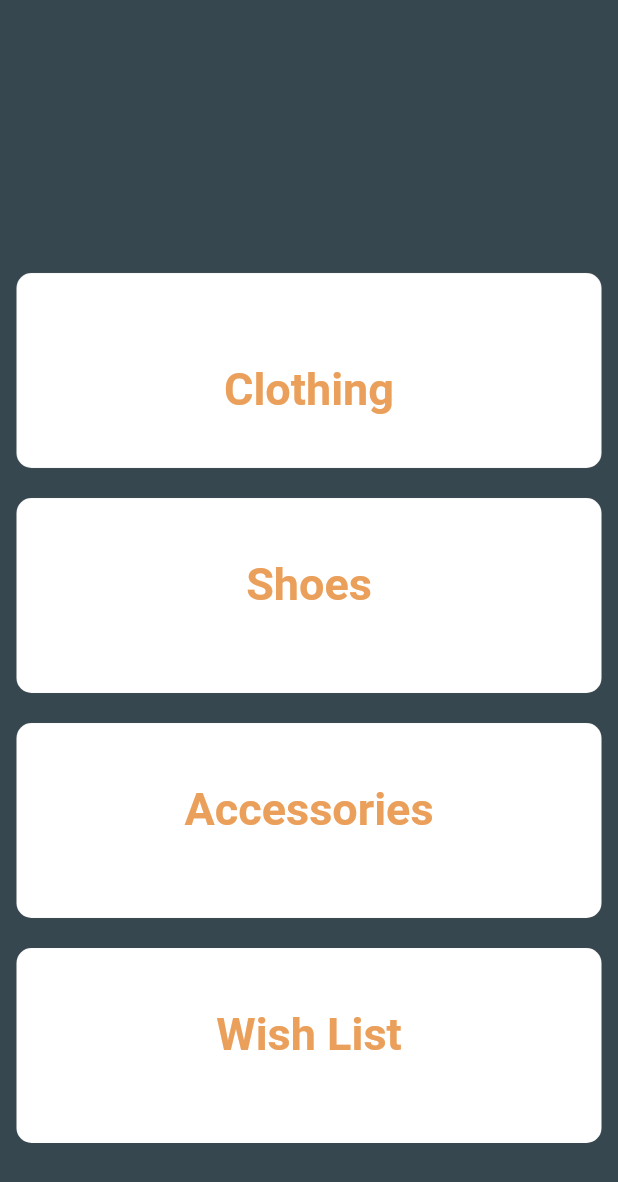
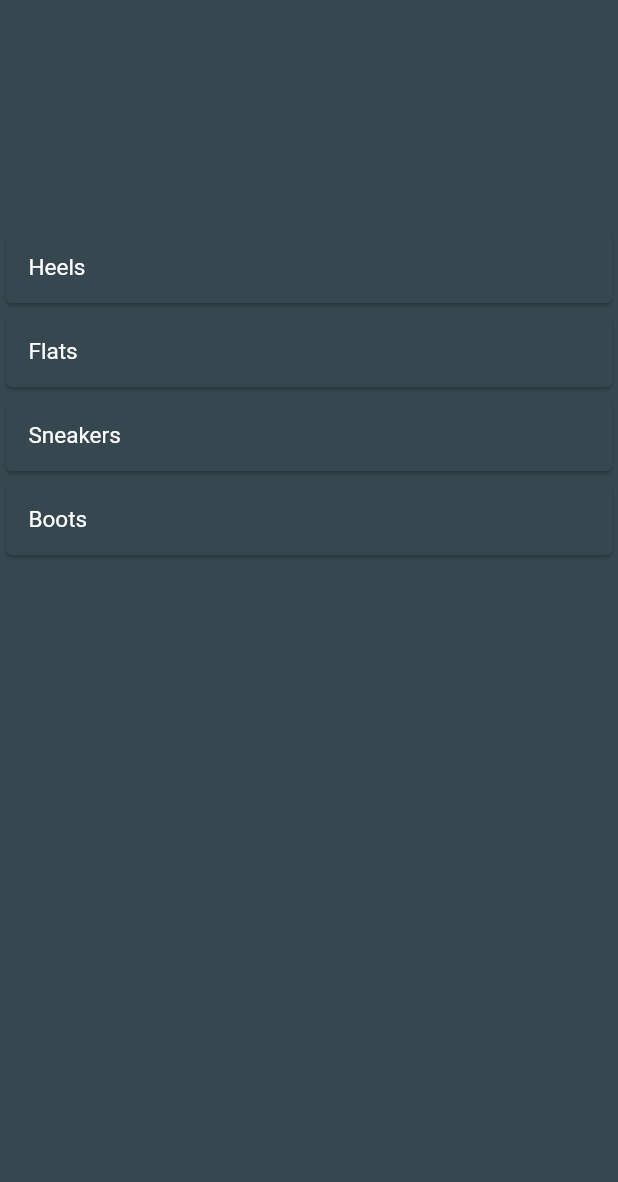
Before and after one commit to RujH/ClosetTracker, a Flutter app: the Closet screen opened directly, after a tap on "Shoes", on a phone screen of 412 x 824 dp. Shown: the top 1182 px of the screen. Run offline on Flutter 3.47's test engine with Material 2 defaults, Android fonts, the phone set to English and light mode, and no system bars; our stand-ins replace cloud_firestore, curved_navigation_bar, firebase_auth, flutter_spinkit, material_design_icons_flutter; missing offline and left inert: foldable_sidebar; accounts and stored records are empty.

Commit message:
finished Shoes button

```diff
--- a/lib/screens/pages/Closet/Shoes/Shoes.dart
+++ b/lib/screens/pages/Closet/Shoes/Shoes.dart
@@ -0,0 +1,64 @@
+import 'package:flutter/material.dart';
+
+
+
+
+class Shoes extends StatefulWidget {
+  @override
+  _ShoesState createState() => _ShoesState();
+}
+
+class _ShoesState extends State<Shoes> {
+  List<String> catagories = [
+    'Heels','Flats','Sneakers','Boots'
+  ];
+
+  @override
+  Widget build(BuildContext context) {
+    return Scaffold(
+
+      body: new Container(
+        //margin: EdgeInsets.symmetric(vertical: 20.0),
+        padding: EdgeInsets.only(top: 150.0),
+        color: Colors.blueGrey[800],
+        child: new ListView.builder(
+          reverse: false,
+          itemBuilder: (_, int index) => Eachlist(this.catagories[index]),
+          itemCount: this.catagories.length,
+        ),
+      ),
+
+    );
+  }
+}
+
+
+
+class Eachlist extends StatelessWidget {
+  final String name;
+  Eachlist(this.name);
+  @override
+  Widget build(BuildContext context) {
+    return new Card(
+
+      color: Colors.blueGrey[800],
+      child: new Container(
+
+        padding: EdgeInsets.all(15.0),
+        child: new Row(
+
+          children: <Widget>[
+            InkWell(
+              onTap: ((){print("BOX"); }),
+              child: Container(
+                child:new Text(name,style: TextStyle(fontSize: 15.0, color: Colors.white)),
+                padding: EdgeInsets.only(right: 10.0),
+
+              ),
+            ),
+          ],
+        ),
+      ),
+    );
+  }
+}
--- a/lib/screens/pages/closet.dart
+++ b/lib/screens/pages/closet.dart
@@ -2,6 +2,7 @@
 import 'package:flutter/cupertino.dart';
 import 'package:flutter/material.dart';
 import 'package:myapp/screens/pages/Closet/Cloth/Cloth.dart';
+import 'package:myapp/screens/pages/Closet/Shoes/Shoes.dart';
 import 'package:myapp/services/auth.dart';
 import 'package:myapp/services/database.dart';
 import 'package:provider/provider.dart';
@@ -58,7 +59,9 @@ class Closet extends StatelessWidget {
               ),
           ),
           InkWell(
-            onTap: () {print("box 2 ");},
+            onTap: () {
+              Navigator.of(context).push(MaterialPageRoute(builder: (context)=>Shoes()));
+            },
             child: Container(
               width: 390.0,
               height: 130.0,
```
